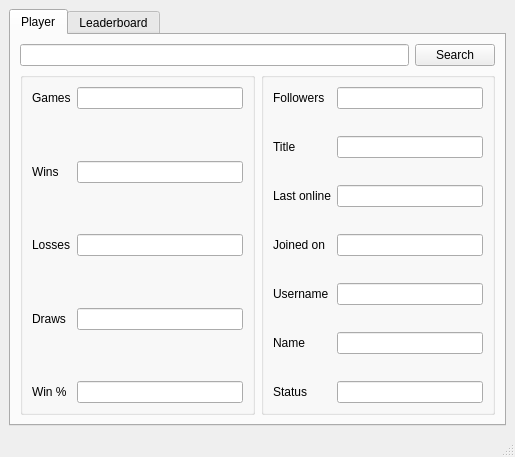
afmdiazh/Chess-Dot-Py, file src/interface/main_window.ui: the form before one commit.
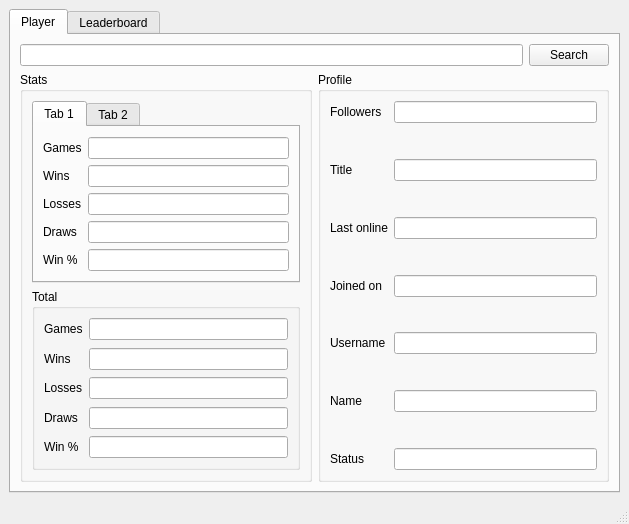
The form after the commit.

Commit message: UI: Added stat subsections and total stats. Added total stat functions

The edit to the form file:
```diff
--- a/src/interface/main_window.ui
+++ b/src/interface/main_window.ui
@@ -6,8 +6,8 @@
    <rect>
     <x>0</x>
     <y>0</y>
-    <width>515</width>
-    <height>457</height>
+    <width>629</width>
+    <height>524</height>
    </rect>
   </property>
   <property name="windowTitle">
@@ -65,10 +65,92 @@
            <layout class="QHBoxLayout" name="horizontalLayout">
             <item>
              <widget class="QGroupBox" name="groupBoxStats">
+              <property name="title">
+               <string>Stats</string>
+              </property>
               <layout class="QGridLayout" name="gridLayout_5">
                <item row="0" column="0">
+                <widget class="QTabWidget" name="tabWidget_2">
+                 <property name="currentIndex">
+                  <number>0</number>
+                 </property>
+                 <widget class="QWidget" name="qWidgetBase">
+                  <attribute name="title">
+                   <string>Tab 1</string>
+                  </attribute>
+                  <layout class="QVBoxLayout" name="verticalLayout">
+                   <item>
+                    <layout class="QGridLayout" name="gridLayout">
+                     <item row="4" column="0">
+                      <widget class="QLabel" name="label_5">
+                       <property name="text">
+                        <string>Draws</string>
+                       </property>
+                      </widget>
+                     </item>
+                     <item row="5" column="0">
+                      <widget class="QLabel" name="label_6">
+                       <property name="text">
+                        <string>Win %</string>
+                       </property>
+                      </widget>
+                     </item>
+                     <item row="2" column="0">
+                      <widget class="QLabel" name="label_3">
+                       <property name="text">
+                        <string>Wins</string>
+                       </property>
+                      </widget>
+                     </item>
+                     <item row="3" column="0">
+                      <widget class="QLabel" name="label_4">
+                       <property name="text">
+                        <string>Losses</string>
+                       </property>
+                      </widget>
+                     </item>
+                     <item row="0" column="0">
+                      <widget class="QLabel" name="label_2">
+                       <property name="text">
+                        <string>Games</string>
+                       </property>
+                      </widget>
+                     </item>
+                     <item row="0" column="1">
+                      <widget class="QLineEdit" name="lineEdit"/>
+                     </item>
+                     <item row="2" column="1">
+                      <widget class="QLineEdit" name="lineEdit_2"/>
+                     </item>
+                     <item row="3" column="1">
+                      <widget class="QLineEdit" name="lineEdit_3"/>
+                     </item>
+                     <item row="4" column="1">
+                      <widget class="QLineEdit" name="lineEdit_4"/>
+                     </item>
+                     <item row="5" column="1">
+                      <widget class="QLineEdit" name="lineEdit_5"/>
+                     </item>
+                    </layout>
+                   </item>
+                  </layout>
+                 </widget>
+                 <widget class="QWidget" name="tab_2">
+                  <attribute name="title">
+                   <string>Tab 2</string>
+                  </attribute>
+                 </widget>
+                </widget>
+               </item>
+               <item row="1" column="0">
                 <layout class="QGridLayout" name="gridLayoutStats">
                  <item row="0" column="0">
+                  <widget class="QGroupBox" name="groupBox">
+                   <property name="title">
+                    <string>Total</string>
+                   </property>
+                   <layout class="QGridLayout" name="gridLayout_2">
+                    <item row="0" column="0">
                   <widget class="QLabel" name="labelGames">
                    <property name="text">
                     <string>Games</string>
@@ -76,7 +158,7 @@
                   </widget>
                  </item>
                  <item row="0" column="1">
-                  <widget class="QLineEdit" name="lineEditGames">
+                     <widget class="QLineEdit" name="lineEditTotalGames">
                    <property name="readOnly">
                     <bool>true</bool>
                    </property>
@@ -90,7 +172,7 @@
                    <property name="sizeHint" stdset="0">
                     <size>
                      <width>20</width>
-                     <height>40</height>
+                        <height>0</height>
                     </size>
                    </property>
                   </spacer>
@@ -102,6 +184,13 @@
                    </property>
                   </widget>
                  </item>
+                    <item row="2" column="1">
+                     <widget class="QLineEdit" name="lineEditTotalWins">
+                      <property name="readOnly">
+                       <bool>true</bool>
+                      </property>
+                     </widget>
+                    </item>
                  <item row="3" column="0">
                   <spacer name="verticalSpacer_9">
                    <property name="orientation">
@@ -110,7 +199,7 @@
                    <property name="sizeHint" stdset="0">
                     <size>
                      <width>20</width>
-                     <height>40</height>
+                        <height>0</height>
                     </size>
                    </property>
                   </spacer>
@@ -122,6 +211,13 @@
                    </property>
                   </widget>
                  </item>
+                    <item row="4" column="1">
+                     <widget class="QLineEdit" name="lineEditTotalLosses">
+                      <property name="readOnly">
+                       <bool>true</bool>
+                      </property>
+                     </widget>
+                    </item>
                  <item row="5" column="0">
                   <spacer name="verticalSpacer_8">
                    <property name="orientation">
@@ -130,7 +226,7 @@
                    <property name="sizeHint" stdset="0">
                     <size>
                      <width>20</width>
-                     <height>40</height>
+                        <height>0</height>
                     </size>
                    </property>
                   </spacer>
@@ -142,6 +238,13 @@
                    </property>
                   </widget>
                  </item>
+                    <item row="6" column="1">
+                     <widget class="QLineEdit" name="lineEditTotalDraws">
+                      <property name="readOnly">
+                       <bool>true</bool>
+                      </property>
+                     </widget>
+                    </item>
                  <item row="7" column="0">
                   <spacer name="verticalSpacer_10">
                    <property name="orientation">
@@ -150,7 +253,7 @@
                    <property name="sizeHint" stdset="0">
                     <size>
                      <width>20</width>
-                     <height>40</height>
+                        <height>0</height>
                     </size>
                    </property>
                   </spacer>
@@ -162,32 +265,14 @@
                    </property>
                   </widget>
                  </item>
-                 <item row="2" column="1">
-                  <widget class="QLineEdit" name="lineEditWins">
-                   <property name="readOnly">
-                    <bool>true</bool>
-                   </property>
-                  </widget>
-                 </item>
-                 <item row="4" column="1">
-                  <widget class="QLineEdit" name="lineEditLosses">
-                   <property name="readOnly">
-                    <bool>true</bool>
-                   </property>
-                  </widget>
-                 </item>
-                 <item row="6" column="1">
-                  <widget class="QLineEdit" name="lineEditDraws">
-                   <property name="readOnly">
-                    <bool>true</bool>
-                   </property>
-                  </widget>
-                 </item>
                  <item row="8" column="1">
-                  <widget class="QLineEdit" name="lineEditWinrate">
+                     <widget class="QLineEdit" name="lineEditTotalWinrate">
                    <property name="readOnly">
                     <bool>true</bool>
                    </property>
+                     </widget>
+                    </item>
+                   </layout>
                   </widget>
                  </item>
                 </layout>
@@ -197,6 +282,9 @@
             </item>
             <item>
              <widget class="QGroupBox" name="groupBoxProfile">
+              <property name="title">
+               <string>Profile</string>
+              </property>
               <layout class="QGridLayout" name="gridLayout_4">
                <item row="0" column="0">
                 <layout class="QGridLayout" name="gridLayoutProfile">
```
Left out of the diff: 2 changed lines with no effect on the pictures. Lines whose indentation alone changed are shown as unchanged. The commit also changes 3 other files.
